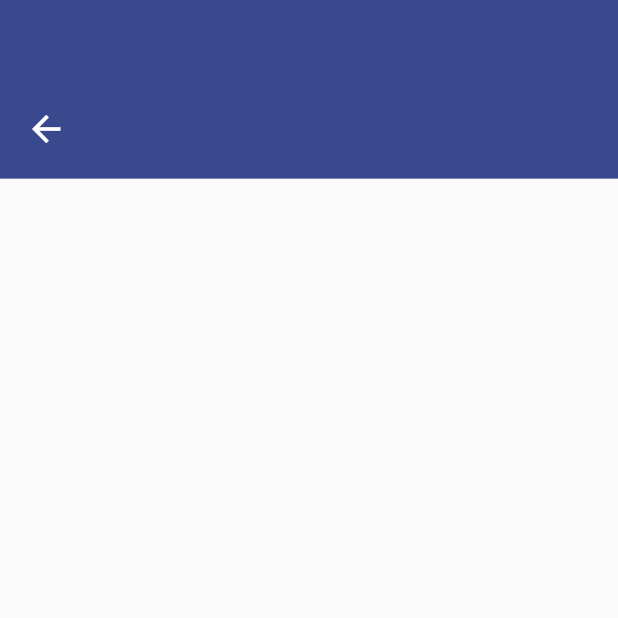
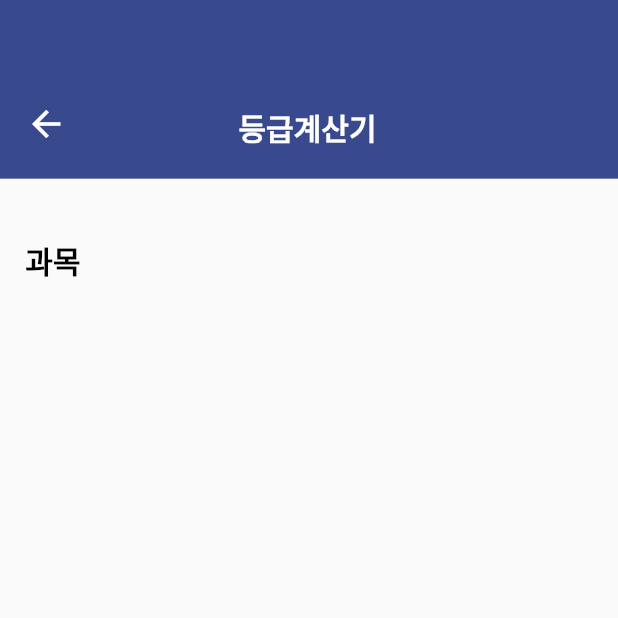
Before and after one commit to Project-Aht/Aht_SeoulAPI, a Flutter app: the GradeCalclulatorScreen screen opened directly, on a phone screen of 412 x 824 dp, the top half of it. Run offline on Flutter 3.47's test engine with Material 2 defaults, Android fonts, the phone set to English and light mode, and no system bars; our stand-ins replace cloud_firestore, firebase_auth, firebase_core, get; accounts and stored records are empty; Roboto replaces fonts that are missing (Pretendard).

Commit message:
grade calculator ui building

```diff
--- a/lib/screens/grade_calculator_screen.dart
+++ b/lib/screens/grade_calculator_screen.dart
@@ -1,5 +1,7 @@
 import 'package:flutter/material.dart';
 import 'package:aht_dimigo/themes/color_theme.dart';
+import 'package:get/get.dart';
+import 'package:aht_dimigo/themes/text_theme.dart';
 
 class GradeCalclulatorScreen extends StatefulWidget {
   const GradeCalclulatorScreen({super.key});
@@ -27,24 +29,60 @@ class _GradeCalclulatorScreenState extends State<GradeCalclulatorScreen> {
               ),
               child: Column(
                 children: [
-                  SizedBox(height: screenHeight / 844 * 74),
+                  SizedBox(height: screenHeight / 844 * 70),
                   SizedBox(
                     height: screenHeight / 844 * 28,
                     child: Row(
+                      crossAxisAlignment: CrossAxisAlignment.center,
                       children: [
                         SizedBox(width: screenWidth / 390 * 16),
                         InkWell(
-                          onTap: () {},
+                          onTap: () {
+                            Get.back();
+                          },
                           child: const Icon(
                             Icons.arrow_back,
                             size: 28,
                             color: Colors.white,
                           ),
                         ),
+                        SizedBox(width: screenWidth / 390 * 108),
+                        const Text(
+                          '등급계산기',
+                          style: AhtTextTheme.TopMenuBar,
+                        ),
                       ],
                     ),
                   ),
                 ],
+              ),
+            ),
+            SizedBox(height: screenHeight / 844 * 48),
+            Row(
+              children: [
+                SizedBox(width: screenWidth / 390 * 16),
+                const Text(
+                  '과목',
+                  textAlign: TextAlign.center,
+                  style: TextStyle(
+                    color: Colors.black,
+                    fontSize: 20,
+                    fontFamily: 'Pretendard',
+                    fontWeight: FontWeight.w700,
+                    height: 1,
+                  ),
+                ),
+              ],
+            ),
+            Padding(
+              padding: EdgeInsets.only(
+                top: screenHeight / 844 * 48,
+                bottom: screenHeight / 844 * 24,
+                left: screenWidth / 390 * 16,
+                right: screenWidth / 390 * 16,
+              ),
+              child: const Column(
+                children: [],
               ),
             ),
           ],
--- /dev/null
+++ b/lib/themes/text_theme.dart
@@ -0,0 +1,11 @@
+import 'package:flutter/material.dart';
+
+abstract class AhtTextTheme {
+  static const TopMenuBar = TextStyle(
+    color: Colors.white,
+    fontSize: 20,
+    fontFamily: 'Pretendard',
+    fontWeight: FontWeight.w700,
+    height: 1.6,
+  );
+}
```
Also changed, not shown: pubspec.yaml (+22 -0 lines), 9 other files.
